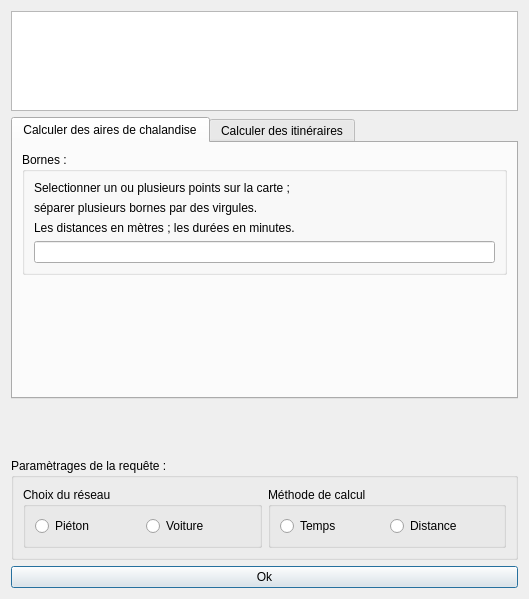
The window that iso_ign_dialog_base.ui (cartoinddigo/iso_ign) describes before a commit, drawn with Qt 5.
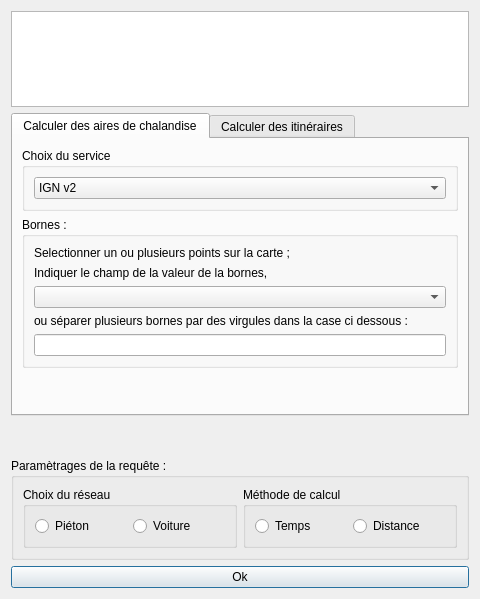
The same window after the commit. Custom widgets are drawn as their Qt base class.

```diff
--- a/iso_ign_dialog_base.ui
+++ b/iso_ign_dialog_base.ui
@@ -6,7 +6,7 @@
    <rect>
     <x>0</x>
     <y>0</y>
-    <width>529</width>
+    <width>434</width>
     <height>599</height>
    </rect>
   </property>
@@ -34,6 +34,35 @@
        <string>Calculer des aires de chalandise</string>
       </attribute>
       <layout class="QVBoxLayout" name="verticalLayout_5">
+       <item>
+        <widget class="QGroupBox" name="groupBox_3">
+         <property name="title">
+          <string>Choix du service</string>
+         </property>
+         <layout class="QHBoxLayout" name="horizontalLayout_4">
+          <item>
+           <widget class="QComboBox" name="cb_choix_api">
+            <property name="currentText">
+             <string>IGN v2</string>
+            </property>
+            <property name="currentIndex">
+             <number>1</number>
+            </property>
+            <item>
+             <property name="text">
+              <string>IGN v1</string>
+             </property>
+            </item>
+            <item>
+             <property name="text">
+              <string>IGN v2</string>
+             </property>
+            </item>
+           </widget>
+          </item>
+         </layout>
+        </widget>
+       </item>
        <item>
         <widget class="QGroupBox" name="groupBox">
          <property name="title">
@@ -50,14 +79,17 @@
           <item>
            <widget class="QLabel" name="label_3">
             <property name="text">
-             <string>séparer plusieurs bornes par des virgules.</string>
+             <string>Indiquer le champ de la valeur de la bornes, </string>
             </property>
            </widget>
           </item>
+          <item>
+           <widget class="QgsFieldComboBox" name="cb_borne_iso_field"/>
+          </item>
           <item>
            <widget class="QLabel" name="label_2">
             <property name="text">
-             <string>Les distances en mètres ; les durées en minutes.</string>
+             <string>ou séparer plusieurs bornes par des virgules dans la case ci dessous :</string>
             </property>
            </widget>
           </item>
```
